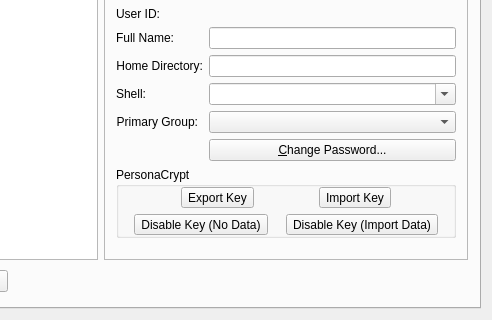
Above: src-qt5/pc-usermanager/mainDlg.ui from trueos/pcbsd before the change; both pictures show x 182 to 674 and y 99 to 419 of the 674 by 419 pixel window. Below: the same form after it.
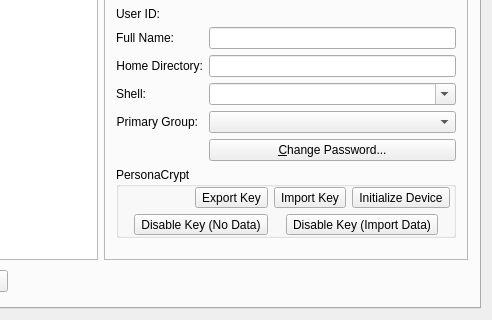
That is the form after the change. Icons and pictures are not drawn.

Commit message: Add the ability to initialize a PersonaCrypt device for a non-current user into the advanced mode of the user manager.

```diff
--- a/src-qt5/pc-usermanager/mainDlg.ui
+++ b/src-qt5/pc-usermanager/mainDlg.ui
@@ -286,6 +286,19 @@
                 <property name="bottomMargin">
                  <number>0</number>
                 </property>
+                <item>
+                 <spacer name="horizontalSpacer">
+                  <property name="orientation">
+                   <enum>Qt::Horizontal</enum>
+                  </property>
+                  <property name="sizeHint" stdset="0">
+                   <size>
+                    <width>40</width>
+                    <height>20</height>
+                   </size>
+                  </property>
+                 </spacer>
+                </item>
                 <item>
                  <widget class="QToolButton" name="tool_PCKey_export">
                   <property name="text">
@@ -314,6 +327,20 @@
                   </property>
                  </widget>
                 </item>
+                <item>
+                 <widget class="QToolButton" name="tool_PCKey_init">
+                  <property name="text">
+                   <string>Initialize Device</string>
+                  </property>
+                  <property name="icon">
+                   <iconset resource="pcbsdusermanager.qrc">
+                    <normaloff>:/USBstick.png</normaloff>:/USBstick.png</iconset>
+                  </property>
+                  <property name="toolButtonStyle">
+                   <enum>Qt::ToolButtonTextBesideIcon</enum>
+                  </property>
+                 </widget>
+                </item>
                </layout>
               </widget>
              </item>
```
Left out of the diff: 2 changed lines with no effect on the pictures. The commit also changes 5 other files.
